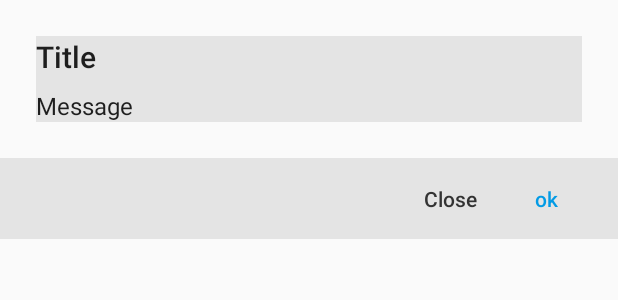
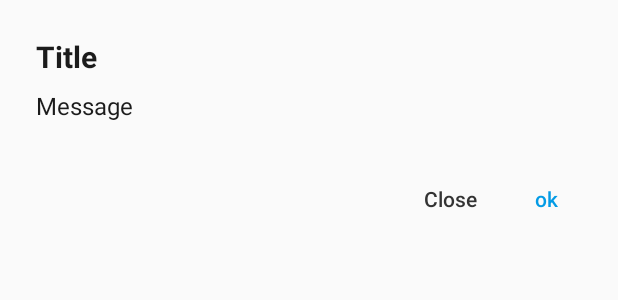
Before and after one commit to limuyang2/LDialog, an Android app: the layout layout_materia_dialog.xml on its own in the app's theme, with its tools: preview values and no code run, on a phone screen of 412 x 824 dp. Shown: the top 300 px of the screen. Run offline under Robolectric (Android 15) with nearby library versions, the phone set to English and light mode, and no system bars.

```diff
--- a/app/build.gradle
+++ b/app/build.gradle
@@ -23,8 +23,8 @@ android {
 dependencies {
     implementation fileTree(dir: 'libs', include: ['*.jar'])
     implementation"org.jetbrains.kotlin:kotlin-stdlib-jdk7:$kotlin_version"
-    implementation "androidx.appcompat:appcompat:1.1.0"
-    implementation 'androidx.constraintlayout:constraintlayout:1.1.3'
+    implementation "androidx.appcompat:appcompat:1.2.0"
+    implementation 'androidx.constraintlayout:constraintlayout:2.0.2'
     testImplementation 'junit:junit:4.13'
     androidTestImplementation 'androidx.test:runner:1.2.0'
     androidTestImplementation 'androidx.test.espresso:espresso-core:3.2.0'
--- a/build.gradle
+++ b/build.gradle
@@ -8,7 +8,7 @@ buildscript {
         jcenter()
     }
     dependencies {
-        classpath 'com.android.tools.build:gradle:4.0.0'
+        classpath 'com.android.tools.build:gradle:4.1.0'
         classpath "org.jetbrains.kotlin:kotlin-gradle-plugin:$kotlin_version"
         classpath 'com.github.dcendents:android-maven-gradle-plugin:2.1'
         // NOTE: Do not place your application dependencies here; they belong
--- a/custom_ldialog/build.gradle
+++ b/custom_ldialog/build.gradle
@@ -28,11 +28,13 @@ android {
 dependencies {
     implementation fileTree(dir: 'libs', include: ['*.jar'])
     implementation"org.jetbrains.kotlin:kotlin-stdlib-jdk7:$kotlin_version"
-    implementation "androidx.appcompat:appcompat:1.0.0"
+    implementation "androidx.appcompat:appcompat:1.2.0"
+    implementation "com.google.android.material:material:1.2.1"
+
     testImplementation 'junit:junit:4.13'
     androidTestImplementation 'androidx.test:runner:1.2.0'
     androidTestImplementation 'androidx.test.espresso:espresso-core:3.2.0'
-    api "androidx.recyclerview:recyclerview:1.0.0"
+    api "androidx.recyclerview:recyclerview:1.1.0"
     api project(':ldialog')
 }
 
--- a/custom_ldialog/src/main/res/layout/layout_materia_dialog.xml
+++ b/custom_ldialog/src/main/res/layout/layout_materia_dialog.xml
@@ -10,35 +10,34 @@
         android:layout_width="match_parent"
         android:layout_height="wrap_content"
         android:layout_margin="24dp"
-        android:orientation="vertical"
-        tools:background="@color/bottom_text_list_dialog_divide_line_color">
+        android:orientation="vertical">
 
         <!--android:textColor="@color/material_dialog_title_color"-->
         <!--android:textSize="@dimen/material_dialog_title_size"-->
         <!--android:textStyle="bold"-->
         <TextView
-            style="@style/Base.DialogWindowTitle.AppCompat"
             android:id="@+id/title_tv"
+            android:textStyle="bold"
             android:layout_width="match_parent"
+            android:textSize="@dimen/material_dialog_title_size"
             android:layout_height="wrap_content"
+            android:textColor="#1B1B1B"
             android:gravity="left"
-
             tools:text="Title" />
 
         <TextView
-            style="@style/Theme.AppCompat.Dialog"
             android:id="@+id/msg_tv"
             android:layout_width="match_parent"
             android:layout_height="wrap_content"
             android:layout_marginTop="8dp"
             android:gravity="left"
+            android:textColor="#1B1B1B"
             android:textSize="@dimen/material_dialog_msg_size"
             tools:text="Message" />
     </LinearLayout>
 
 
     <LinearLayout
-        style="@style/Widget.AppCompat.ButtonBar.AlertDialog"
         android:id="@+id/bottomBtnLayout"
         android:layout_width="match_parent"
         android:layout_height="wrap_content"
@@ -46,15 +45,14 @@
         android:gravity="right|center_vertical"
         android:orientation="horizontal"
         android:paddingLeft="16dp"
-        android:paddingRight="16dp"
-        tools:background="@color/bottom_text_list_dialog_divide_line_color">
+        android:paddingRight="16dp">
 
         <Button
             android:id="@+id/neg_btn"
-            style="@style/Widget.AppCompat.Button.ButtonBar.AlertDialog"
             android:layout_width="wrap_content"
             android:layout_height="wrap_content"
             android:textAllCaps="false"
+            style="@style/Widget.AppCompat.Button.ButtonBar.AlertDialog"
             android:textColor="@color/material_dialog_neg_button_color"
             android:textSize="@dimen/material_dialog_neg_btn_text_size"
             tools:text="Close" />
--- a/custom_ldialog/src/main/res/values/dimens.xml
+++ b/custom_ldialog/src/main/res/values/dimens.xml
@@ -5,7 +5,7 @@
     <dimen name="ios_dialog_left_btn_text_size">14sp</dimen>
     <dimen name="ios_dialog_right_btn_text_size">14sp</dimen>
 
-    <dimen name="material_dialog_title_size">16sp</dimen>
+    <dimen name="material_dialog_title_size">20sp</dimen>
     <dimen name="material_dialog_msg_size">16sp</dimen>
     <dimen name="material_dialog_neg_btn_text_size">14sp</dimen>
     <dimen name="material_dialog_pos_btn_text_size">14sp</dimen>
--- a/ldialog/build.gradle
+++ b/ldialog/build.gradle
@@ -32,7 +32,7 @@ dependencies {
     implementation fileTree(dir: 'libs', include: ['*.jar'])
     implementation "org.jetbrains.kotlin:kotlin-stdlib-jdk7:$kotlin_version"
 
-    implementation "androidx.appcompat:appcompat:1.0.0"
+    implementation "androidx.appcompat:appcompat:1.2.0"
     testImplementation 'junit:junit:4.13'
     androidTestImplementation 'androidx.test:runner:1.2.0'
     androidTestImplementation 'androidx.test.espresso:espresso-core:3.2.0'
--- a/ldialog/src/main/java/top/limuyang2/ldialog/base/ViewHandlerListener.kt
+++ b/ldialog/src/main/java/top/limuyang2/ldialog/base/ViewHandlerListener.kt
@@ -19,7 +19,6 @@ abstract class ViewHandlerListener : Parcelable {
     }
 
     override fun writeToParcel(dest: Parcel, flags: Int) {
-
     }
 
     constructor()
@@ -32,7 +31,7 @@ abstract class ViewHandlerListener : Parcelable {
             override fun createFromParcel(source: Parcel): ViewHandlerListener {
                 return object : ViewHandlerListener(source) {
                     override fun convertView(holder: ViewHolder, dialog: BaseLDialog<*>) {
-                        dialog.dismiss()
+
                     }
                 }
             }
```
Also changed, not shown: ldialog/src/main/java/top/limuyang2/ldialog/base/BaseLDialog.kt (+13 -6 lines), ldialog/src/main/res/values/styles.xml (added, +14 -0 lines), gradle/wrapper/gradle-wrapper.properties.
